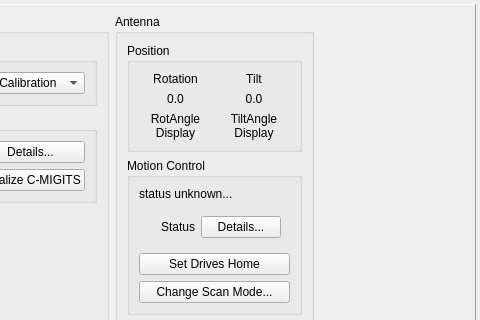
Old version of the form src/hcrgui/HcrGuiMainWindow.ui in the repository NCAR/HCR_instrument; both pictures show x 382 to 862 and y 0 to 320 of the 862 by 639 pixel window.
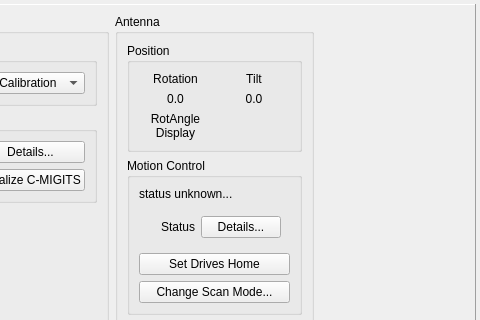
New version of the form. Icons and pictures are not drawn.

Commit message: Do not need tiltAngle display.

Diff of the .ui file:
```diff
--- a/src/hcrgui/HcrGuiMainWindow.ui
+++ b/src/hcrgui/HcrGuiMainWindow.ui
@@ -557,8 +557,7 @@
              <item row="2" column="1">
               <widget class="QLabel" name="tiltAngleDisplay">
                <property name="text">
-                <string>TiltAngle
-Display</string>
+                <string/>
                </property>
                <property name="alignment">
                 <set>Qt::AlignCenter</set>
```
Left out of the diff: 2 changed lines with no effect on the pictures. The commit also changes 2 other files.
